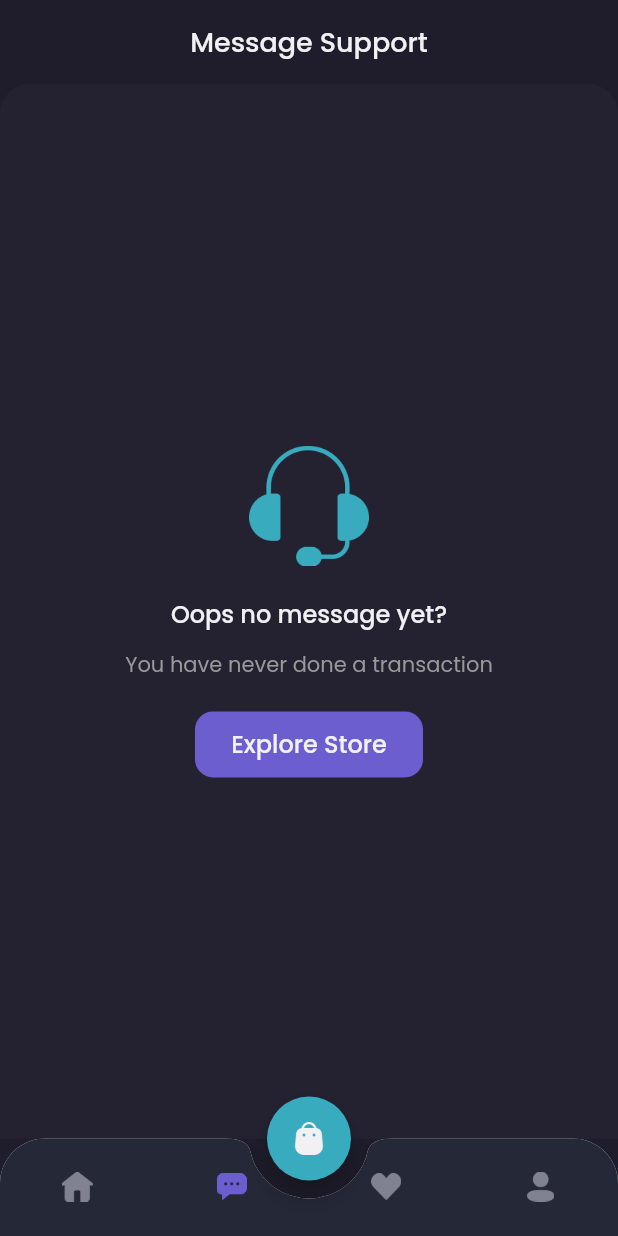
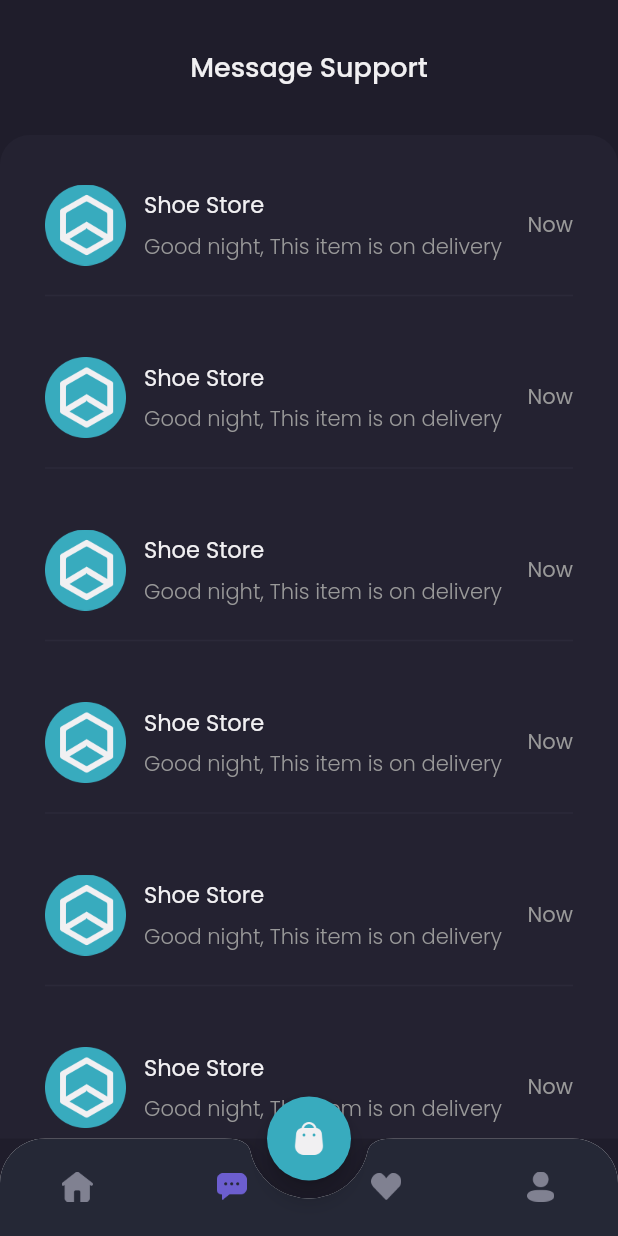
Before and after one commit to irfanagust/flavel, a Flutter app: the MainPage screen opened by its route, item 2 of the bottom bar chosen, on a phone screen of 412 x 824 dp. Run offline on Flutter 3.47's test engine with Material 2 defaults, Android fonts, the phone set to English and light mode, and no system bars; our stand-ins replace google_fonts.

Commit message:
add : chat interface

```diff
--- a/lib/pages/home/chat_page.dart
+++ b/lib/pages/home/chat_page.dart
@@ -1,4 +1,5 @@
 import 'package:flavel/theme.dart';
+import 'package:flavel/widgets/chat_tile.dart';
 import 'package:flutter/material.dart';
 
 class ChatPage extends StatelessWidget {
@@ -8,6 +9,7 @@ class ChatPage extends StatelessWidget {
   Widget build(BuildContext context) {
     Widget header() {
       return AppBar(
+        toolbarHeight: 90,
         backgroundColor: bgColor1,
         centerTitle: true,
         elevation: 0,
@@ -22,7 +24,7 @@ class ChatPage extends StatelessWidget {
       );
     }
 
-    Widget body() {
+    Widget emptyChat() {
       return Expanded(
         child: Container(
           width: double.infinity,
@@ -37,7 +39,7 @@ class ChatPage extends StatelessWidget {
             children: [
               Image.asset(
                 'assets/icon_headset.png',
-                width: 80,
+                width: 75,
               ),
               const SizedBox(height: 20),
               Text(
@@ -52,10 +54,8 @@ class ChatPage extends StatelessWidget {
                 'You have never done a transaction',
                 style: secondaryTextStyle,
               ),
-              const SizedBox(
-                height: 20,
-              ),
               Container(
+                margin: const EdgeInsets.only(top: 20),
                 height: 44,
                 width: 152,
                 child: TextButton(
@@ -85,6 +85,33 @@ class ChatPage extends StatelessWidget {
       );
     }
 
+    Widget body() {
+      return Expanded(
+        child: Container(
+          width: double.infinity,
+          decoration: BoxDecoration(
+            borderRadius: const BorderRadius.vertical(
+              top: Radius.circular(20),
+            ),
+            color: bgColor3,
+          ),
+          child: ListView(
+            padding: EdgeInsets.symmetric(horizontal: defaultMargin),
+            children: [
+              ChatTile(),
+              ChatTile(),
+              ChatTile(),
+              ChatTile(),
+              ChatTile(),
+              ChatTile(),
+              ChatTile(),
+              ChatTile(),
+            ],
+          ),
+        ),
+      );
+    }
+
     return Column(
       children: [
         header(),
--- /dev/null
+++ b/lib/widgets/chat_tile.dart
@@ -0,0 +1,60 @@
+import 'package:flavel/theme.dart';
+import 'package:flutter/material.dart';
+
+class ChatTile extends StatelessWidget {
+  const ChatTile({Key? key}) : super(key: key);
+
+  @override
+  Widget build(BuildContext context) {
+    return Container(
+      margin: const EdgeInsets.only(top: 33),
+      child: Column(
+        children: [
+          Row(
+            children: [
+              Image.asset(
+                'assets/image_shop_logo.png',
+                width: 54,
+              ),
+              const SizedBox(
+                width: 12,
+              ),
+              Expanded(
+                child: Column(
+                  crossAxisAlignment: CrossAxisAlignment.start,
+                  children: [
+                    Text(
+                      'Shoe Store',
+                      style: primaryTextStyle.copyWith(fontSize: 15),
+                    ),
+                    const SizedBox(
+                      height: 6,
+                    ),
+                    Text(
+                      'Good night, This item is on delivery',
+                      style: secondaryTextStyle.copyWith(
+                        fontWeight: light,
+                      ),
+                      overflow: TextOverflow.ellipsis,
+                    ),
+                  ],
+                ),
+              ),
+              Text(
+                'Now',
+                style: secondaryTextStyle,
+              ),
+            ],
+          ),
+          const SizedBox(
+            height: 12,
+          ),
+          const Divider(
+            thickness: 1,
+            color: Color(0xff2B2939),
+          )
+        ],
+      ),
+    );
+  }
+}
```
Also changed, not shown: lib/pages/home/wishlist_page.dart (+86 -5 lines).
